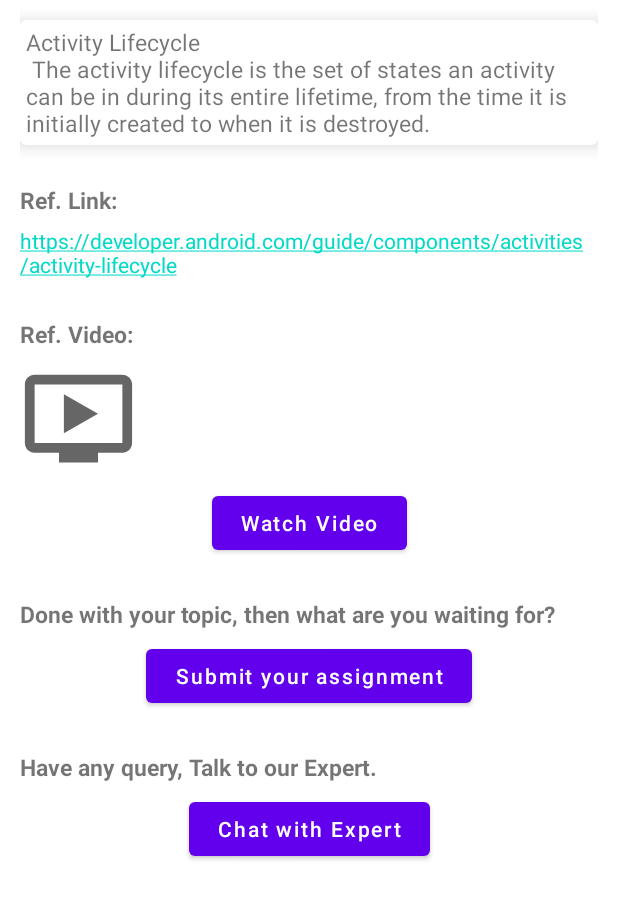
After one commit to bheeshamsharma/TTNLearner, an Android app: the TopicDetailActivity screen opened directly, with no data from a screen before it, on a phone screen of 412 x 824 dp. The commit adds this screen. Shown: the top 899 px of the screen. Run offline under Robolectric (Android 15) with nearby library versions, the phone set to English and light mode, and no system bars; our stand-ins replace sdp/ssp sizes.

Commit message:
Design Topic detail activity

```diff
--- a/app/src/main/AndroidManifest.xml
+++ b/app/src/main/AndroidManifest.xml
@@ -3,6 +3,7 @@
     package="com.psgpw.geek_ttn">
 
     <uses-permission android:name="android.permission.INTERNET" />
+
     <application
         android:allowBackup="true"
         android:icon="@mipmap/ic_launcher"
@@ -10,6 +11,14 @@
         android:roundIcon="@mipmap/ic_launcher_round"
         android:supportsRtl="true"
         android:theme="@style/Theme.Geek_TTN">
+        <activity
+            android:name=".ui.PlayerActivity"
+            android:exported="true">
+
+        </activity>
+        <activity
+            android:name=".ui.TopicDetailActivity"
+            android:exported="true"></activity>
         <activity
             android:name=".ui.LoginActivity"
             android:exported="false" />
--- a/app/src/main/java/com/psgpw/geek_ttn/ui/LoginActivity.kt
+++ b/app/src/main/java/com/psgpw/geek_ttn/ui/LoginActivity.kt
@@ -45,6 +45,7 @@ class LoginActivity : AppCompatActivity() {
         binding.tvGoogleLogin.setOnClickListener {
             signIn()
         }
+        setContentView(binding.root)
     }
 
     private fun signIn() {
--- /dev/null
+++ b/app/src/main/java/com/psgpw/geek_ttn/ui/PlayerActivity.kt
@@ -0,0 +1,13 @@
+
+package com.psgpw.geek_ttn.ui
+
+import androidx.appcompat.app.AppCompatActivity
+import android.os.Bundle
+import com.psgpw.geek_ttn.R
+
+class PlayerActivity : AppCompatActivity() {
+    override fun onCreate(savedInstanceState: Bundle?) {
+        super.onCreate(savedInstanceState)
+        setContentView(R.layout.activity_player)
+    }
+}
--- /dev/null
+++ b/app/src/main/java/com/psgpw/geek_ttn/ui/TopicDetailActivity.kt
@@ -0,0 +1,17 @@
+package com.psgpw.geek_ttn.ui
+
+import androidx.appcompat.app.AppCompatActivity
+import android.os.Bundle
+import com.psgpw.geek_ttn.R
+import com.psgpw.geek_ttn.databinding.ActivityTopicDetailBinding
+
+class TopicDetailActivity : AppCompatActivity() {
+    private lateinit var binding : ActivityTopicDetailBinding
+
+    override fun onCreate(savedInstanceState: Bundle?) {
+        super.onCreate(savedInstanceState)
+        binding = ActivityTopicDetailBinding.inflate(layoutInflater)
+        setContentView(binding.root)
+    }
+
+}
--- /dev/null
+++ b/app/src/main/res/drawable/ic_video.xml
@@ -0,0 +1,10 @@
+<vector xmlns:android="http://schemas.android.com/apk/res/android"
+    android:width="24dp"
+    android:height="24dp"
+    android:viewportWidth="24"
+    android:viewportHeight="24"
+    android:tint="?attr/colorControlNormal">
+  <path
+      android:fillColor="@android:color/white"
+      android:pathData="M21,3L3,3c-1.11,0 -2,0.89 -2,2v12c0,1.1 0.89,2 2,2h5v2h8v-2h5c1.1,0 1.99,-0.9 1.99,-2L23,5c0,-1.11 -0.9,-2 -2,-2zM21,17L3,17L3,5h18v12zM16,11l-7,4L9,7z"/>
+</vector>
--- /dev/null
+++ b/app/src/main/res/layout/activity_player.xml
@@ -0,0 +1,9 @@
+<?xml version="1.0" encoding="utf-8"?>
+<androidx.constraintlayout.widget.ConstraintLayout xmlns:android="http://schemas.android.com/apk/res/android"
+    xmlns:app="http://schemas.android.com/apk/res-auto"
+    xmlns:tools="http://schemas.android.com/tools"
+    android:layout_width="match_parent"
+    android:layout_height="match_parent"
+    tools:context=".ui.PlayerActivity">
+
+</androidx.constraintlayout.widget.ConstraintLayout>
--- /dev/null
+++ b/app/src/main/res/layout/activity_topic_detail.xml
@@ -0,0 +1,134 @@
+<?xml version="1.0" encoding="utf-8"?>
+<androidx.constraintlayout.widget.ConstraintLayout xmlns:android="http://schemas.android.com/apk/res/android"
+    xmlns:app="http://schemas.android.com/apk/res-auto"
+    xmlns:tools="http://schemas.android.com/tools"
+    android:layout_width="match_parent"
+    android:layout_height="match_parent"
+    android:paddingHorizontal="@dimen/_10sdp"
+    tools:context=".ui.TopicDetailActivity">
+
+    <androidx.cardview.widget.CardView
+        android:id="@+id/cardView"
+        android:layout_width="match_parent"
+        android:layout_height="wrap_content"
+        android:layout_marginTop="@dimen/_10sdp"
+        app:cardElevation="@dimen/_5sdp"
+        app:cardCornerRadius="@dimen/_3sdp"
+        app:layout_constraintTop_toTopOf="parent">
+
+        <TextView
+            android:layout_width="match_parent"
+            android:layout_height="wrap_content"
+            android:gravity="start"
+            android:padding="@dimen/_3sdp"
+            android:textSize="@dimen/_12ssp"
+            android:text="Activity Lifecycle \n
+The activity lifecycle is the set of states an activity can be in during its entire lifetime, from the time it is initially created to when it is destroyed."/>
+    </androidx.cardview.widget.CardView>
+
+    <TextView
+        android:id="@+id/tv_ref_link"
+        android:layout_width="wrap_content"
+        android:layout_height="wrap_content"
+        android:text="Ref. Link:"
+        android:textSize="@dimen/_12ssp"
+        android:textStyle="bold"
+        app:layout_constraintTop_toBottomOf="@+id/cardView"
+        app:layout_constraintLeft_toLeftOf="parent"
+        android:layout_marginTop="@dimen/_20sdp"/>
+    <TextView
+        android:id="@+id/tv_ref_link_1"
+        android:layout_width="match_parent"
+        android:layout_height="wrap_content"
+        android:autoLink="web"
+        android:linksClickable="true"
+        android:text="https://developer.android.com/guide/components/activities/activity-lifecycle"
+        app:layout_constraintTop_toBottomOf="@+id/tv_ref_link"
+        app:layout_constraintLeft_toLeftOf="parent"
+        android:layout_marginTop="@dimen/_5sdp"/>
+    <TextView
+        android:id="@+id/tv_ref_video"
+        android:layout_width="wrap_content"
+        android:layout_height="wrap_content"
+        android:text="Ref. Video:"
+        android:textSize="@dimen/_12ssp"
+        android:textStyle="bold"
+        app:layout_constraintTop_toBottomOf="@+id/tv_ref_link_1"
+        app:layout_constraintLeft_toLeftOf="parent"
+        android:layout_marginTop="@dimen/_20sdp"/>
+    <ImageView
+        android:id="@+id/iv_video1"
+        android:layout_width="@dimen/_60sdp"
+        android:layout_height="@dimen/_60sdp"
+        android:src="@drawable/ic_video"
+        app:layout_constraintTop_toBottomOf="@+id/tv_ref_video"
+        app:layout_constraintLeft_toLeftOf="parent"
+        android:layout_marginTop="@dimen/_5sdp"
+        />
+    <Button
+        android:id="@+id/btn_watch_video"
+        android:layout_width="wrap_content"
+        android:layout_height="wrap_content"
+        android:text="Watch Video"
+        android:textAllCaps="false"
+        android:paddingHorizontal="@dimen/_15sdp"
+        android:paddingVertical="@dimen/_5sdp"
+        app:layout_constraintTop_toBottomOf="@+id/iv_video1"
+        app:layout_constraintLeft_toLeftOf="parent"
+        app:layout_constraintRight_toRightOf="parent"
+        android:layout_marginTop="@dimen/_5sdp"
+        />
+
+    <TextView
+        android:id="@+id/tv_done_topic"
+        android:layout_width="wrap_content"
+        android:layout_height="wrap_content"
+        android:textSize="@dimen/_12ssp"
+        android:textStyle="bold"
+        android:text="Done with your topic, then what are you waiting for?"
+        app:layout_constraintTop_toBottomOf="@+id/btn_watch_video"
+        app:layout_constraintLeft_toLeftOf="parent"
+        android:layout_marginTop="@dimen/_20sdp"/>
+
+    <Button
+        android:id="@+id/btn_submit_assignment"
+        android:layout_width="wrap_content"
+        android:layout_height="wrap_content"
+        android:text="Submit your assignment"
+        android:textAllCaps="false"
+        android:paddingHorizontal="@dimen/_15sdp"
+        android:paddingVertical="@dimen/_5sdp"
+        app:layout_constraintTop_toBottomOf="@+id/tv_done_topic"
+        app:layout_constraintLeft_toLeftOf="parent"
+        app:layout_constraintRight_toRightOf="parent"
+        android:layout_marginTop="@dimen/_5sdp"
+        />
+
+
+    <TextView
+        android:id="@+id/tv_talk_expert"
+        android:layout_width="wrap_content"
+        android:layout_height="wrap_content"
+        android:textSize="@dimen/_12ssp"
+        android:textStyle="bold"
+        android:text="Have any query, Talk to our Expert."
+        app:layout_constraintTop_toBottomOf="@+id/btn_submit_assignment"
+        app:layout_constraintLeft_toLeftOf="parent"
+        android:layout_marginTop="@dimen/_20sdp"/>
+
+    <Button
+        android:id="@+id/btn_chat_expert"
+        android:layout_width="wrap_content"
+        android:layout_height="wrap_content"
+        android:text="Chat with Expert"
+        android:textAllCaps="false"
+        android:paddingHorizontal="@dimen/_15sdp"
+        android:paddingVertical="@dimen/_5sdp"
+        app:layout_constraintTop_toBottomOf="@+id/tv_talk_expert"
+        app:layout_constraintLeft_toLeftOf="parent"
+        app:layout_constraintRight_toRightOf="parent"
+        android:layout_marginTop="@dimen/_5sdp"
+        />
+
+
+</androidx.constraintlayout.widget.ConstraintLayout>
--- a/app/src/main/res/navigation/app_navigation.xml
+++ b/app/src/main/res/navigation/app_navigation.xml
@@ -8,9 +8,9 @@
 
     <fragment
         android:id="@+id/navigation_learning"
-        android:name="com.psgpw.geek_ttn.fragments.LearningFragment"
+        android:name="com.psgpw.geek_ttn.fragments.ChatFragment"
         android:label="@string/title_learning"
-        tools:layout="@layout/fragment_learning">
+        tools:layout="@layout/fragment_chat">
 
     </fragment>
 
```
